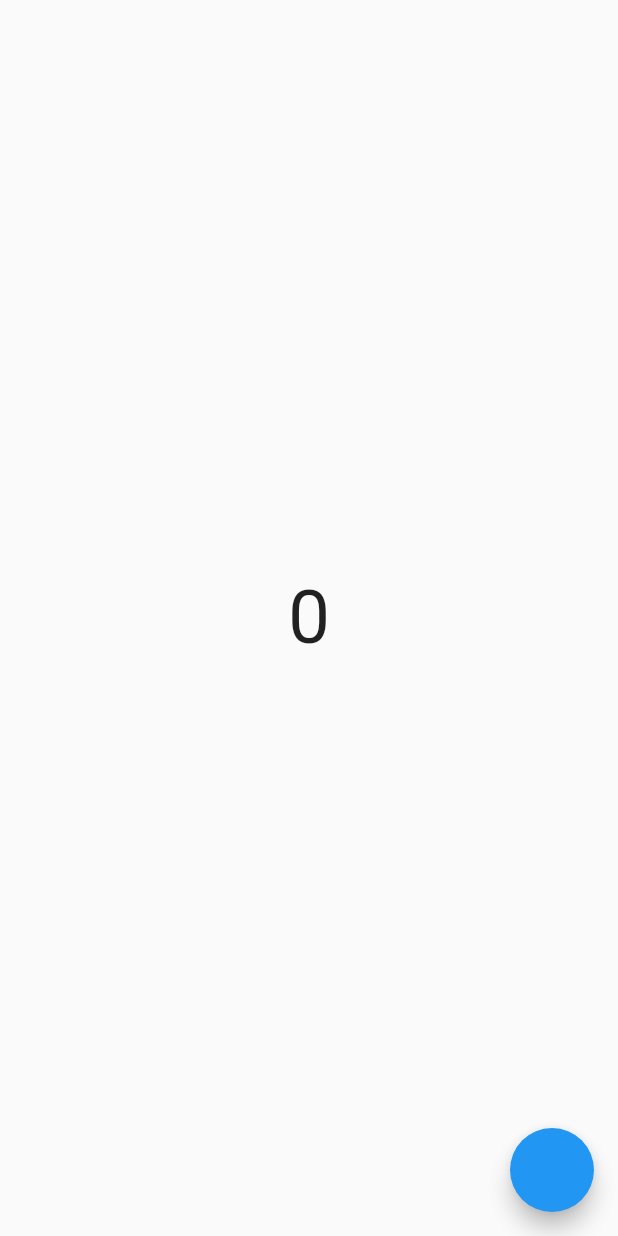
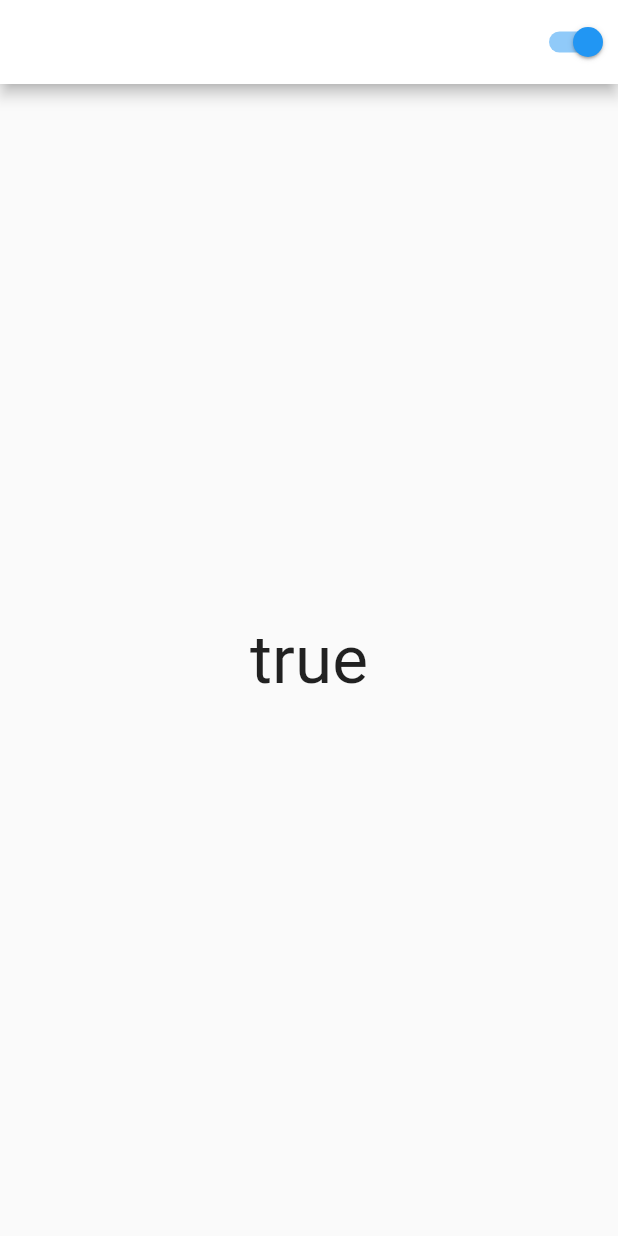
Before and after one commit to MiguelAngelRamos/appkeys, a Flutter app: the screen it shows after launch, on a phone screen of 412 x 824 dp. Run offline on Flutter 3.47's test engine with Material 2 defaults, Android fonts, the phone set to English and light mode, and no system bars.

Commit message:
ListKeyPage

```diff
--- a/lib/main.dart
+++ b/lib/main.dart
@@ -16,7 +16,8 @@ class MyApp extends StatelessWidget {
       theme: ThemeData(
         primarySwatch: Colors.blue,
       ),
-      home: const AnimatedText()
+      // home: const AnimatedText()
+      home: const ListKeyPage()
     );
   }
 }
--- /dev/null
+++ b/lib/pages/localkeys/list_key_page.dart
@@ -0,0 +1,33 @@
+import 'package:flutter/material.dart';
+
+class ListKeyPage extends StatefulWidget {
+  const ListKeyPage({super.key});
+
+  @override
+  State<ListKeyPage> createState() => _ListKeyPageState();
+}
+
+class _ListKeyPageState extends State<ListKeyPage> {
+
+  bool _enabledEmail = true;
+
+  @override
+  Widget build(BuildContext context) {
+    return Scaffold(
+      appBar: AppBar(
+        backgroundColor: Colors.white,
+        actions: [
+          Switch(
+            value: _enabledEmail,
+            onChanged: (value) {
+              setState(() {
+                _enabledEmail = value;
+              });
+            },
+          )
+        ]
+      ),
+      body: Center(child: Text('$_enabledEmail', style: TextStyle(fontSize: 45)))
+    );
+  }
+}
--- a/lib/pages/pages.dart
+++ b/lib/pages/pages.dart
@@ -1 +1,2 @@
+export 'package:keysapp/pages/localkeys/list_key_page.dart';
 export 'package:keysapp/pages/localkeys/animated_text.dart';
```
